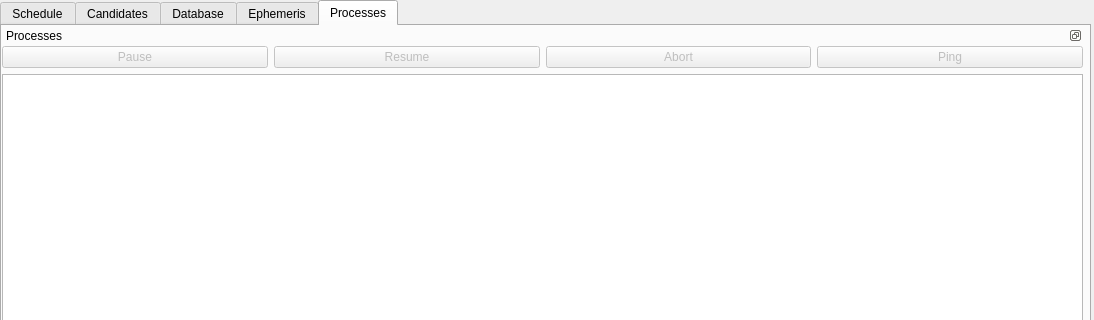
sagesanto/scheduler, file MaestroCore/GUI/mainwindow.ui: the form before one commit; both pictures show x 0 to 1094 and y 0 to 320 of the 1094 by 727 pixel window.
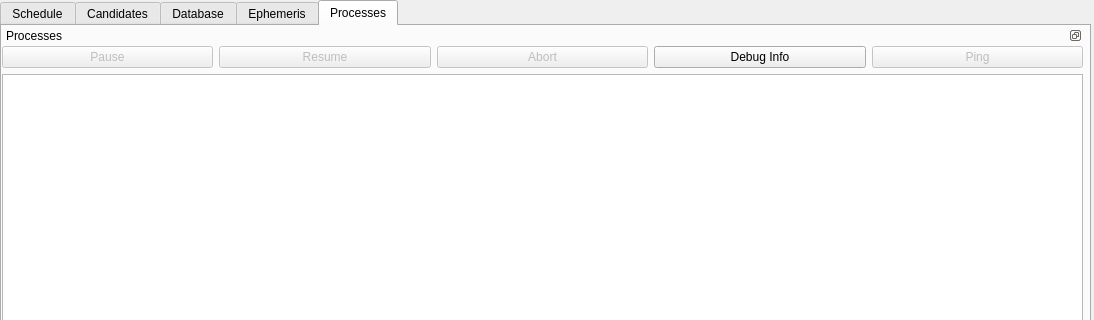
The form after the commit. The open tabs and pages were chosen to show the change. Custom widgets are drawn as their Qt base class.

What changed in the file:
```diff
--- a/MaestroCore/GUI/mainwindow.ui
+++ b/MaestroCore/GUI/mainwindow.ui
@@ -1306,6 +1306,13 @@
              </property>
             </widget>
            </item>
+           <item>
+            <widget class="QPushButton" name="debugInfoButton">
+             <property name="text">
+              <string>Debug Info</string>
+             </property>
+            </widget>
+           </item>
            <item>
             <widget class="QPushButton" name="pingButton">
              <property name="enabled">
```
